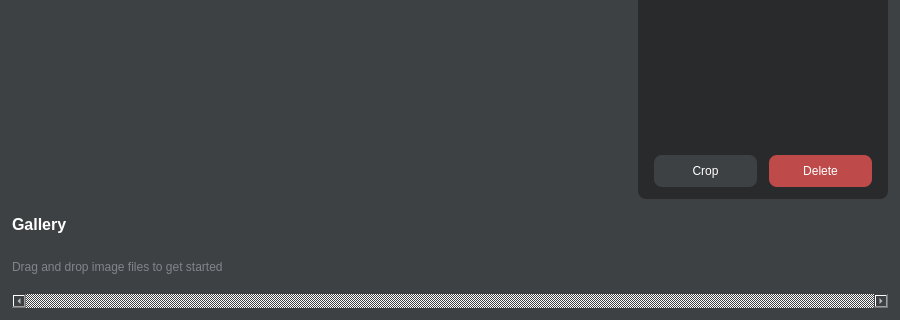
Above: mainwindow.ui from EidosX/Photon before the change; both pictures show x 0 to 900 and y 280 to 600 of the 900 by 600 pixel window. Below: the same form after it.
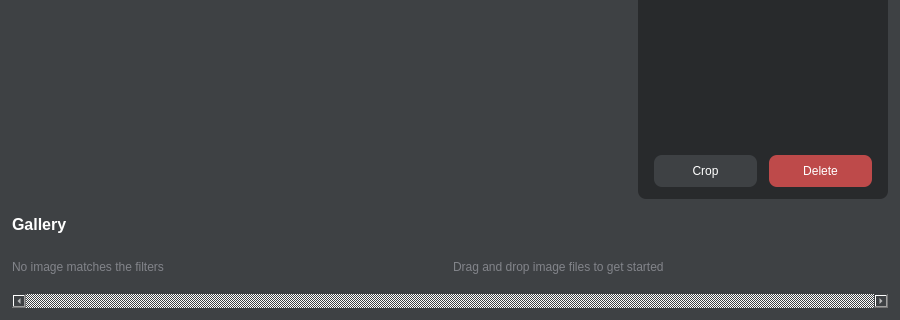
That is the form after the change. Icons and pictures are not drawn. Custom widgets are drawn as their Qt base class.

Commit message: Added label when no image matches the filters

The edit to the form file:
```diff
--- a/mainwindow.ui
+++ b/mainwindow.ui
@@ -962,7 +962,20 @@
          <number>0</number>
         </property>
         <item>
-         <widget class="QLabel" name="dragAndDropTipLabel">
+         <widget class="QLabel" name="noMatchesTipLabel">
+          <property name="enabled">
+           <bool>true</bool>
+          </property>
+          <property name="styleSheet">
+           <string notr="true">color: #82848A;</string>
+          </property>
+          <property name="text">
+           <string>No image matches the filters</string>
+          </property>
+         </widget>
+        </item>
+        <item>
+         <widget class="QLabel" name="noImagesTipLabel">
           <property name="styleSheet">
            <string notr="true">color: #82848A;</string>
           </property>
```
The commit also changes 3 other files.
